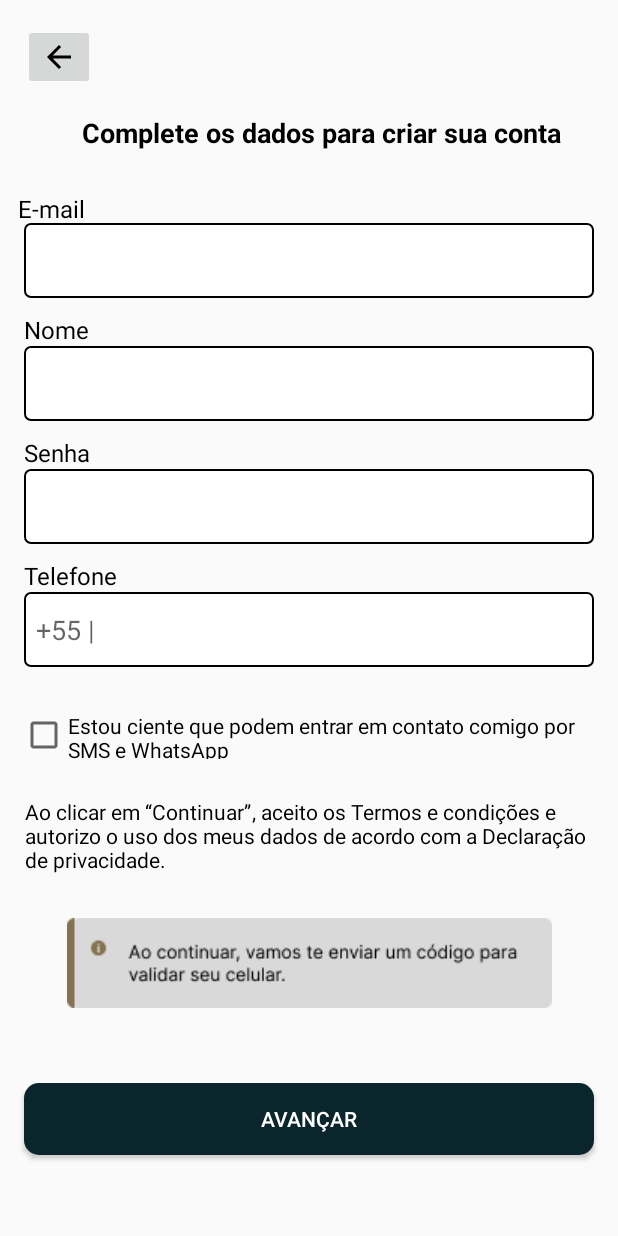
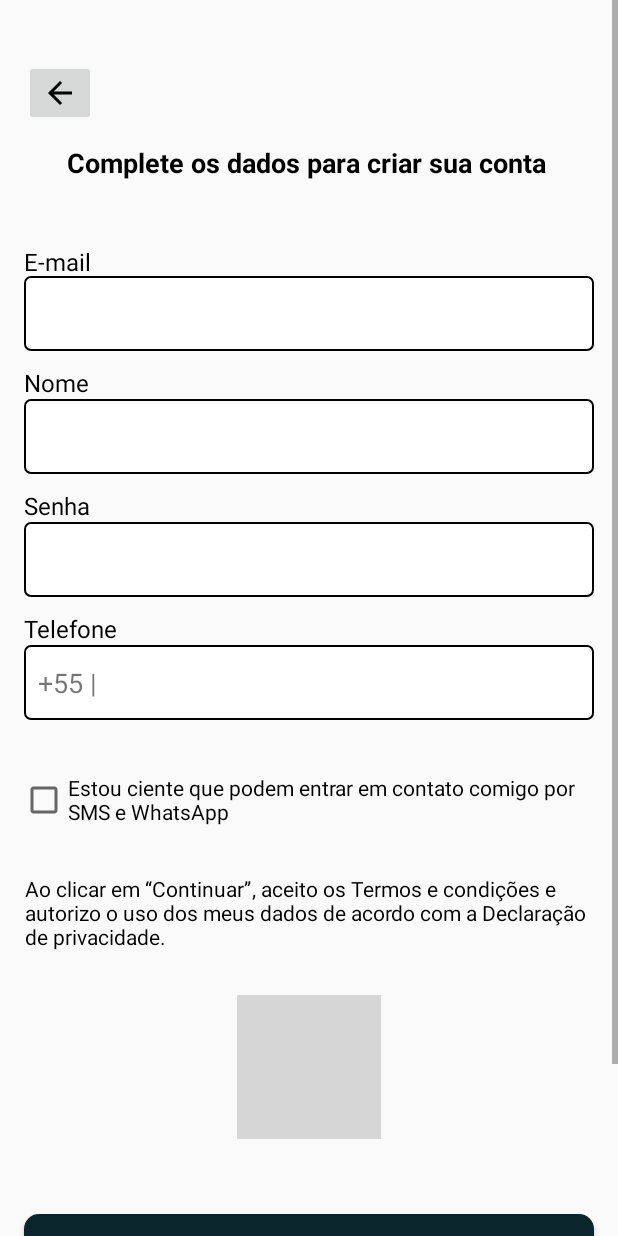
Before and after one commit to ConstrooConecta/cc-mobile-2o, an Android app: the TelaCadastro1 screen opened directly, with no data from a screen before it, on a phone screen of 412 x 824 dp. Run offline under Robolectric (Android 15) with nearby library versions, the phone set to English and light mode, and no system bars; grey boxes are pictures that could not be loaded.

Commit message:
MUDANÇA DE TAMANHO DE CARACTERES NO TELEFONE E ADICIONANDO SCROLL VIEW

```diff
--- a/app/src/main/res/layout/activity_tela_cadastro1.xml
+++ b/app/src/main/res/layout/activity_tela_cadastro1.xml
@@ -1,24 +1,24 @@
 <?xml version="1.0" encoding="utf-8"?>
-<androidx.constraintlayout.widget.ConstraintLayout xmlns:android="http://schemas.android.com/apk/res/android"
+<ScrollView xmlns:android="http://schemas.android.com/apk/res/android"
     xmlns:app="http://schemas.android.com/apk/res-auto"
     xmlns:tools="http://schemas.android.com/tools"
     android:layout_width="match_parent"
     android:layout_height="match_parent"
     tools:context=".TelaCadastro1">
-
+    <androidx.constraintlayout.widget.ConstraintLayout
+        android:layout_width="match_parent"
+        android:layout_height="wrap_content">
         <TextView
             android:id="@+id/textView4"
-        android:layout_width="wrap_content"
-        android:layout_height="wrap_content"
-        android:layout_marginStart="55dp"
-        android:layout_marginTop="76dp"
-        android:layout_marginEnd="38dp"
+            android:layout_width="323dp"
+            android:layout_height="40dp"
+            android:layout_marginTop="96dp"
             android:text="Complete os dados para criar sua conta"
             android:textColor="#000000"
             android:textSize="18sp"
             android:textStyle="bold"
             app:layout_constraintEnd_toEndOf="parent"
-        app:layout_constraintHorizontal_bias="1.0"
+            app:layout_constraintHorizontal_bias="0.503"
             app:layout_constraintStart_toStartOf="parent"
             app:layout_constraintTop_toTopOf="parent" />
 
@@ -26,12 +26,13 @@
             android:id="@+id/imageButton2"
             android:layout_width="wrap_content"
             android:layout_height="wrap_content"
-        android:layout_marginStart="15dp"
-        android:layout_marginTop="16dp"
+            android:layout_marginStart="16dp"
+            android:layout_marginTop="40dp"
             android:onClick="voltarMain"
             app:layout_constraintStart_toStartOf="parent"
             app:layout_constraintTop_toTopOf="parent"
-        app:srcCompat="@drawable/baseline_arrow_back_24" />
+            app:srcCompat="@drawable/baseline_arrow_back_24"
+            tools:ignore="TouchTargetSizeCheck,SpeakableTextPresentCheck" />
 
         <com.google.android.material.textfield.TextInputEditText
             android:id="@+id/email"
@@ -41,11 +42,13 @@
             android:layout_marginTop="48dp"
             android:layout_marginEnd="16dp"
             android:background="@drawable/caixinha_texto"
+            android:inputType="textEmailAddress"
             android:visibility="visible"
             app:layout_constraintEnd_toEndOf="parent"
             app:layout_constraintHorizontal_bias="0.50"
             app:layout_constraintStart_toStartOf="parent"
-        app:layout_constraintTop_toBottomOf="@+id/textView4" />
+            app:layout_constraintTop_toBottomOf="@+id/textView4"
+            tools:ignore="SpeakableTextPresentCheck" />
 
         <com.google.android.material.textfield.TextInputEditText
             android:id="@+id/senhaInput"
@@ -55,10 +58,12 @@
             android:layout_marginTop="32dp"
             android:layout_marginEnd="16dp"
             android:background="@drawable/caixinha_texto"
+            android:password="true"
             app:layout_constraintEnd_toEndOf="parent"
             app:layout_constraintHorizontal_bias="0.50"
             app:layout_constraintStart_toStartOf="parent"
-        app:layout_constraintTop_toBottomOf="@+id/nomeInput" />
+            app:layout_constraintTop_toBottomOf="@+id/nomeInput"
+            tools:ignore="SpeakableTextPresentCheck" />
 
         <com.google.android.material.textfield.TextInputEditText
             android:id="@+id/telefone"
@@ -68,10 +73,13 @@
             android:layout_marginTop="32dp"
             android:layout_marginEnd="16dp"
             android:background="@drawable/caixinha_texto"
-        android:hint="+55 |"
+            android:inputType="number"
+            android:maxLength="15"
+            android:paddingStart="60dp"
             app:layout_constraintEnd_toEndOf="parent"
             app:layout_constraintStart_toStartOf="parent"
-        app:layout_constraintTop_toBottomOf="@+id/senhaInput" />
+            app:layout_constraintTop_toBottomOf="@+id/senhaInput"
+            tools:ignore="SpeakableTextPresentCheck" />
 
         <com.google.android.material.textfield.TextInputEditText
             android:id="@+id/nomeInput"
@@ -84,63 +92,55 @@
             app:layout_constraintEnd_toEndOf="parent"
             app:layout_constraintHorizontal_bias="0.50"
             app:layout_constraintStart_toStartOf="parent"
-        app:layout_constraintTop_toBottomOf="@+id/email" />
-
+            app:layout_constraintTop_toBottomOf="@+id/email"
+            tools:ignore="SpeakableTextPresentCheck" />
         <TextView
             android:id="@+id/textView5"
             android:layout_width="wrap_content"
             android:layout_height="0dp"
-        android:layout_marginStart="16dp"
             android:layout_marginTop="10dp"
             android:text="Nome"
             android:textColor="#000000"
             android:textSize="16sp"
             app:layout_constraintBottom_toTopOf="@+id/nomeInput"
-        app:layout_constraintStart_toStartOf="parent"
+            app:layout_constraintStart_toStartOf="@+id/nomeInput"
             app:layout_constraintTop_toBottomOf="@+id/email"
             app:layout_constraintVertical_bias="1.0" />
-
         <TextView
-        android:id="@+id/textView5"
+            android:id="@+id/textEmail"
             android:layout_width="wrap_content"
             android:layout_height="wrap_content"
-        android:layout_marginStart="12dp"
             android:layout_marginTop="27dp"
             android:text="E-mail"
             android:textColor="#000000"
             android:textSize="16sp"
             app:layout_constraintBottom_toTopOf="@+id/email"
-        app:layout_constraintStart_toStartOf="parent"
+            app:layout_constraintStart_toStartOf="@+id/email"
             app:layout_constraintTop_toBottomOf="@+id/textView4"
             app:layout_constraintVertical_bias="0.0" />
-
         <TextView
-        android:id="@+id/textView5"
+            android:id="@+id/textSenha"
             android:layout_width="wrap_content"
             android:layout_height="wrap_content"
-        android:layout_marginStart="16dp"
             android:layout_marginTop="20dp"
             android:text="Senha"
             android:textColor="#000000"
             android:textSize="16sp"
             app:layout_constraintBottom_toTopOf="@+id/senhaInput"
-        app:layout_constraintStart_toStartOf="parent"
+            app:layout_constraintStart_toStartOf="@+id/senhaInput"
             app:layout_constraintTop_toBottomOf="@+id/nomeInput"
             app:layout_constraintVertical_bias="1.0" />
-
         <TextView
-        android:id="@+id/textView5"
+            android:id="@+id/textTelefone"
             android:layout_width="wrap_content"
             android:layout_height="wrap_content"
-        android:layout_marginStart="16dp"
             android:layout_marginTop="10dp"
             android:text="Telefone"
             android:textColor="#000000"
             android:textSize="16sp"
             app:layout_constraintBottom_toTopOf="@+id/telefone"
-        app:layout_constraintStart_toStartOf="parent"
+            app:layout_constraintStart_toStartOf="@+id/telefone"
             app:layout_constraintTop_toBottomOf="@+id/senhaInput" />
-
         <ImageView
             android:id="@+id/imageView2"
             android:layout_width="wrap_content"
@@ -151,8 +151,7 @@
             app:layout_constraintEnd_toEndOf="parent"
             app:layout_constraintStart_toStartOf="parent"
             app:layout_constraintTop_toBottomOf="@+id/textView6"
-        app:srcCompat="@drawable/group_10" />
-
+            app:srcCompat="@drawable/info" />
         <TextView
             android:id="@+id/textView6"
             android:layout_width="376dp"
@@ -162,6 +161,7 @@
             android:layout_marginEnd="19dp"
             android:text="Ao clicar em “Continuar”, aceito os Termos e condições e autorizo o uso dos meus dados de acordo com a Declaração de privacidade."
             android:textColor="#000000"
+            android:textSize="14sp"
             app:layout_constraintEnd_toEndOf="parent"
             app:layout_constraintStart_toStartOf="parent"
             app:layout_constraintTop_toBottomOf="@+id/checkBox" />
@@ -169,7 +169,7 @@
         <CheckBox
             android:id="@+id/checkBox"
             android:layout_width="379dp"
-        android:layout_height="32dp"
+            android:layout_height="48dp"
             android:layout_marginStart="13dp"
             android:layout_marginTop="29dp"
             android:layout_marginEnd="19dp"
@@ -177,7 +177,6 @@
             app:layout_constraintEnd_toEndOf="parent"
             app:layout_constraintStart_toStartOf="parent"
             app:layout_constraintTop_toBottomOf="@+id/telefone" />
-
         <Button
             android:id="@+id/ContinuarEmail"
             android:layout_width="380dp"
@@ -185,12 +184,26 @@
             android:layout_marginStart="15dp"
             android:layout_marginTop="50dp"
             android:layout_marginEnd="16dp"
+            android:layout_marginBottom="100dp"
             android:background="@drawable/btncadastro_main_design"
             android:onClick="AvancarParaLogin"
             android:text="Avançar"
             android:textColor="#FFFFFF"
+            app:layout_constraintBottom_toBottomOf="parent"
             app:layout_constraintEnd_toEndOf="parent"
+            app:layout_constraintHorizontal_bias="0.529"
             app:layout_constraintStart_toStartOf="parent"
-        app:layout_constraintTop_toBottomOf="@+id/imageView2" />
-
+            app:layout_constraintTop_toBottomOf="@+id/imageView2"
+            app:layout_constraintVertical_bias="1.0" />
+        <TextView
+            android:id="@+id/textView37"
+            android:layout_width="wrap_content"
+            android:layout_height="wrap_content"
+            android:layout_marginStart="9dp"
+            android:text="+55 |"
+            android:textSize="18sp"
+            app:layout_constraintBottom_toBottomOf="@+id/telefone"
+            app:layout_constraintStart_toStartOf="@+id/telefone"
+            app:layout_constraintTop_toTopOf="@+id/telefone" />
     </androidx.constraintlayout.widget.ConstraintLayout>
+</ScrollView>
```
Also changed, not shown: 1 other file. Lines whose indentation alone changed are shown as unchanged.
